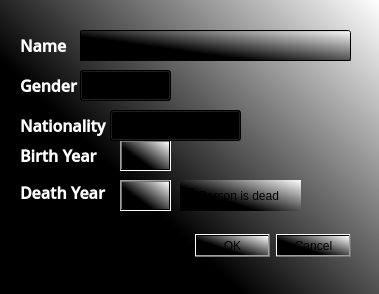
Before: the Qt Designer form personDialog.ui in annakrih/T113VLN1-3, drawn with Qt 5.
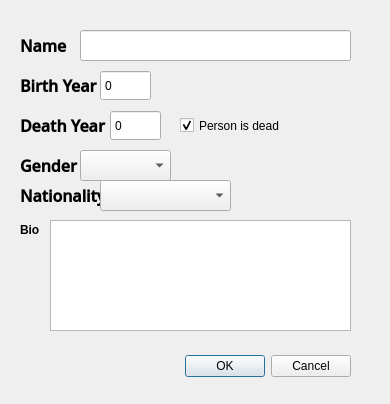
After: the same form once the commit is applied.

```diff
--- a/personDialog.ui
+++ b/personDialog.ui
@@ -6,15 +6,15 @@
    <rect>
     <x>0</x>
     <y>0</y>
-    <width>379</width>
-    <height>294</height>
+    <width>390</width>
+    <height>404</height>
    </rect>
   </property>
   <property name="windowTitle">
    <string>Dialog</string>
   </property>
   <property name="styleSheet">
-   <string notr="true">background-color: qlineargradient(spread:pad, x1:0.291, y1:0.568, x2:1, y2:0, stop:0 rgba(0, 0, 0, 255), stop:1 rgba(255, 255, 255, 255));</string>
+   <string notr="true"/>
   </property>
   <widget class="QDialogButtonBox" name="buttonBox">
    <property name="enabled">
@@ -23,7 +23,7 @@
    <property name="geometry">
     <rect>
      <x>20</x>
-     <y>230</y>
+     <y>350</y>
      <width>331</width>
      <height>32</height>
     </rect>
@@ -59,7 +59,7 @@
     <rect>
      <x>20</x>
      <y>30</y>
-     <width>51</width>
+     <width>61</width>
      <height>31</height>
     </rect>
    </property>
@@ -72,9 +72,7 @@
     </font>
    </property>
    <property name="styleSheet">
-    <string notr="true">color: white;
-
-background: none;</string>
+    <string notr="true"/>
    </property>
    <property name="text">
     <string>Name</string>
@@ -84,7 +82,7 @@
    <property name="geometry">
     <rect>
      <x>20</x>
-     <y>70</y>
+     <y>150</y>
      <width>61</width>
      <height>31</height>
     </rect>
@@ -98,9 +96,7 @@
     </font>
    </property>
    <property name="styleSheet">
-    <string notr="true">color: white;
-
-background: none;</string>
+    <string notr="true"/>
    </property>
    <property name="text">
     <string>Gender</string>
@@ -110,7 +106,7 @@
    <property name="geometry">
     <rect>
      <x>20</x>
-     <y>110</y>
+     <y>180</y>
      <width>91</width>
      <height>31</height>
     </rect>
@@ -124,9 +120,7 @@
     </font>
    </property>
    <property name="styleSheet">
-    <string notr="true">color: white;
-
-background: none;</string>
+    <string notr="true"/>
    </property>
    <property name="text">
     <string>Nationality</string>
@@ -135,8 +129,8 @@
   <widget class="QSpinBox" name="personBY">
    <property name="geometry">
     <rect>
-     <x>120</x>
-     <y>140</y>
+     <x>100</x>
+     <y>70</y>
      <width>51</width>
      <height>31</height>
     </rect>
@@ -161,7 +155,7 @@
    <property name="geometry">
     <rect>
      <x>20</x>
-     <y>140</y>
+     <y>70</y>
      <width>81</width>
      <height>31</height>
     </rect>
@@ -175,9 +169,7 @@
     </font>
    </property>
    <property name="styleSheet">
-    <string notr="true">color: white;
-
-background: none;</string>
+    <string notr="true"/>
    </property>
    <property name="text">
     <string>Birth Year</string>
@@ -187,7 +179,7 @@
    <property name="geometry">
     <rect>
      <x>20</x>
-     <y>177</y>
+     <y>110</y>
      <width>91</width>
      <height>31</height>
     </rect>
@@ -201,9 +193,7 @@
     </font>
    </property>
    <property name="styleSheet">
-    <string notr="true">color: white;
-
-background: none;</string>
+    <string notr="true"/>
    </property>
    <property name="text">
     <string>Death Year</string>
@@ -212,8 +202,8 @@
   <widget class="QSpinBox" name="personDY">
    <property name="geometry">
     <rect>
-     <x>120</x>
-     <y>180</y>
+     <x>110</x>
+     <y>110</y>
      <width>51</width>
      <height>31</height>
     </rect>
@@ -241,7 +231,7 @@
    <property name="geometry">
     <rect>
      <x>80</x>
-     <y>70</y>
+     <y>150</y>
      <width>91</width>
      <height>31</height>
     </rect>
@@ -254,7 +244,7 @@
    <property name="geometry">
     <rect>
      <x>180</x>
-     <y>180</y>
+     <y>110</y>
      <width>121</width>
      <height>31</height>
     </rect>
@@ -302,14 +292,37 @@
   <widget class="QComboBox" name="personNat">
    <property name="geometry">
     <rect>
-     <x>110</x>
-     <y>110</y>
+     <x>100</x>
+     <y>180</y>
      <width>131</width>
      <height>31</height>
     </rect>
    </property>
    <property name="styleSheet">
-    <string notr="true">background-color: qconicalgradient(cx:1, cy:0.0340909, angle:0, stop:0 rgba(35, 40, 3, 255), stop:0.16 rgba(136, 106, 22, 255), stop:0.225 rgba(166, 140, 41, 255), stop:0.285 rgba(204, 181, 74, 255), stop:0.345 rgba(235, 219, 102, 255), stop:0.415 rgba(245, 236, 112, 255), stop:0.52 rgba(209, 190, 76, 255), stop:0.57 rgba(187, 156, 51, 255), stop:0.635 rgba(168, 142, 42, 255), stop:0.695 rgba(202, 174, 68, 255), stop:0.75 rgba(218, 202, 86, 255), stop:0.815 rgba(208, 187, 73, 255), stop:0.88 rgba(187, 156, 51, 255), stop:0.935 rgba(137, 108, 26, 255), stop:1 rgba(35, 40, 3, 255));</string>
+    <string notr="true"/>
+   </property>
+  </widget>
+  <widget class="QTextEdit" name="textEdit">
+   <property name="geometry">
+    <rect>
+     <x>50</x>
+     <y>220</y>
+     <width>301</width>
+     <height>111</height>
+    </rect>
+   </property>
+  </widget>
+  <widget class="QLabel" name="labelBio">
+   <property name="geometry">
+    <rect>
+     <x>20</x>
+     <y>220</y>
+     <width>31</width>
+     <height>20</height>
+    </rect>
+   </property>
+   <property name="text">
+    <string>&lt;html&gt;&lt;head/&gt;&lt;body&gt;&lt;p&gt;&lt;span style=&quot; font-weight:600;&quot;&gt;Bio&lt;/span&gt;&lt;/p&gt;&lt;/body&gt;&lt;/html&gt;</string>
    </property>
   </widget>
  </widget>
```
Left out of the diff: 13 changed lines with no effect on the pictures.
